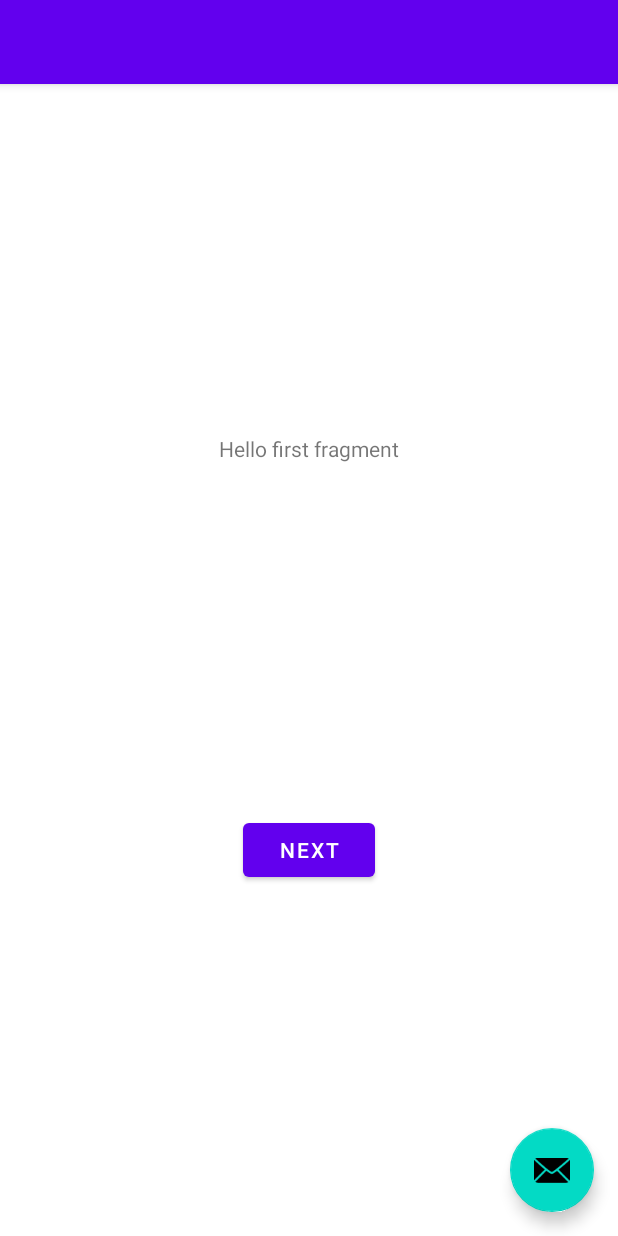
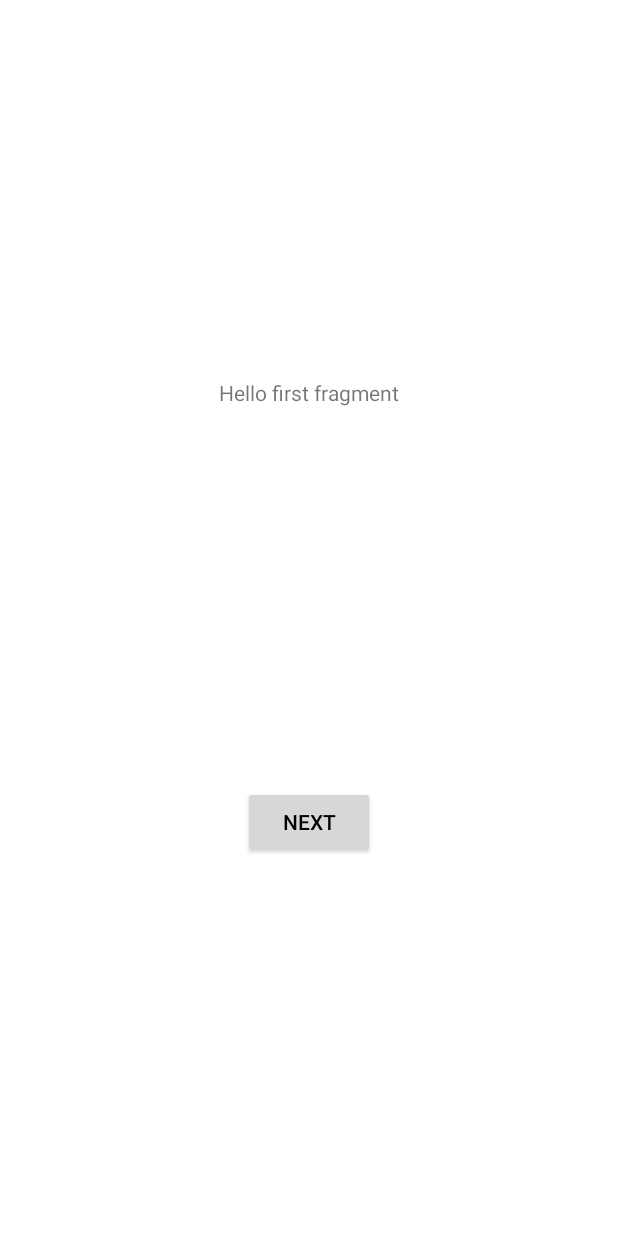
Before and after one commit to Marturelo/android-showcase-mvvm, an Android app: the layout activity_main.xml on its own in the app's theme, with its tools: preview values and no code run, on a phone screen of 412 x 824 dp. Run offline under Robolectric (Android 15) with nearby library versions, the phone set to English and light mode, and no system bars.

Commit message:
migrate to kts

```diff
--- a/app/src/main/res/layout/activity_main.xml
+++ b/app/src/main/res/layout/activity_main.xml
@@ -1,34 +1,10 @@
 <?xml version="1.0" encoding="utf-8"?>
 <androidx.coordinatorlayout.widget.CoordinatorLayout xmlns:android="http://schemas.android.com/apk/res/android"
-    xmlns:app="http://schemas.android.com/apk/res-auto"
     xmlns:tools="http://schemas.android.com/tools"
     android:layout_width="match_parent"
     android:layout_height="match_parent"
     tools:context=".MainActivity">
 
-    <com.google.android.material.appbar.AppBarLayout
-        android:layout_width="match_parent"
-        android:layout_height="wrap_content"
-        android:theme="@style/Theme.GuidelineUnitTestMVVM.AppBarOverlay">
-
-        <androidx.appcompat.widget.Toolbar
-            android:id="@+id/toolbar"
-            android:layout_width="match_parent"
-            android:layout_height="?attr/actionBarSize"
-            android:background="?attr/colorPrimary"
-            app:popupTheme="@style/Theme.GuidelineUnitTestMVVM.PopupOverlay" />
-
-    </com.google.android.material.appbar.AppBarLayout>
-
     <include layout="@layout/content_main" />
 
-    <com.google.android.material.floatingactionbutton.FloatingActionButton
-        android:id="@+id/fab"
-        android:layout_width="wrap_content"
-        android:layout_height="wrap_content"
-        android:layout_gravity="bottom|end"
-        android:layout_marginEnd="@dimen/fab_margin"
-        android:layout_marginBottom="16dp"
-        app:srcCompat="@android:drawable/ic_dialog_email" />
-
 </androidx.coordinatorlayout.widget.CoordinatorLayout>
--- a/app/src/main/res/values-night/themes.xml
+++ /dev/null
@@ -1,16 +0,0 @@
-<resources xmlns:tools="http://schemas.android.com/tools">
-    <!-- Base application theme. -->
-    <style name="Theme.GuidelineUnitTestMVVM" parent="Theme.MaterialComponents.DayNight.DarkActionBar">
-        <!-- Primary brand color. -->
-        <item name="colorPrimary">@color/purple_200</item>
-        <item name="colorPrimaryVariant">@color/purple_700</item>
-        <item name="colorOnPrimary">@color/black</item>
-        <!-- Secondary brand color. -->
-        <item name="colorSecondary">@color/teal_200</item>
-        <item name="colorSecondaryVariant">@color/teal_200</item>
-        <item name="colorOnSecondary">@color/black</item>
-        <!-- Status bar color. -->
-        <item name="android:statusBarColor">?attr/colorPrimaryVariant</item>
-        <!-- Customize your theme here. -->
-    </style>
-</resources>
--- a/app/src/main/res/values/colors.xml
+++ b/app/src/main/res/values/colors.xml
@@ -7,4 +7,5 @@
     <color name="teal_700">#FF018786</color>
     <color name="black">#FF000000</color>
     <color name="white">#FFFFFFFF</color>
+    <color name="layout_background">@color/white</color>
 </resources>
--- /dev/null
+++ b/app/src/main/res/values/styles.xml
@@ -0,0 +1,26 @@
+<?xml version="1.0" encoding="utf-8"?>
+<resources>
+    <style name="AppTheme" parent="Theme.AppCompat.Light.DarkActionBar">
+        <item name="colorPrimary">@color/white</item>
+        <item name="colorAccent">@color/purple_200</item>
+        <item name="android:windowTranslucentStatus">false</item>
+        <item name="android:windowAnimationStyle">@null</item>
+        <item name="android:windowBackground">@color/layout_background</item>
+        <item name="android:windowActivityTransitions">true</item>
+        <item name="android:textColorPrimary">@color/black</item>
+        <item name="android:textColorSecondary">@color/black</item>
+        <item name="android:textColorHint">@color/black</item>
+    </style>
+
+    <style name="AppTheme.NoActionBar" parent="AppTheme">
+        <item name="windowActionBar">false</item>
+        <item name="windowNoTitle">true</item>
+        <item name="android:windowTranslucentStatus">false</item>
+    </style>
+
+    <style name="ButtonAppearance">
+        <item name="android:textSize">18sp</item>
+        <item name="android:gravity">center</item>
+        <item name="android:textAllCaps">true</item>
+    </style>
+</resources>
--- a/app/src/main/res/values/themes.xml
+++ /dev/null
@@ -1,25 +0,0 @@
-<resources xmlns:tools="http://schemas.android.com/tools">
-    <!-- Base application theme. -->
-    <style name="Theme.GuidelineUnitTestMVVM" parent="Theme.MaterialComponents.DayNight.DarkActionBar">
-        <!-- Primary brand color. -->
-        <item name="colorPrimary">@color/purple_500</item>
-        <item name="colorPrimaryVariant">@color/purple_700</item>
-        <item name="colorOnPrimary">@color/white</item>
-        <!-- Secondary brand color. -->
-        <item name="colorSecondary">@color/teal_200</item>
-        <item name="colorSecondaryVariant">@color/teal_700</item>
-        <item name="colorOnSecondary">@color/black</item>
-        <!-- Status bar color. -->
-        <item name="android:statusBarColor">?attr/colorPrimaryVariant</item>
-        <!-- Customize your theme here. -->
-    </style>
-
-    <style name="Theme.GuidelineUnitTestMVVM.NoActionBar">
-        <item name="windowActionBar">false</item>
-        <item name="windowNoTitle">true</item>
-    </style>
-
-    <style name="Theme.GuidelineUnitTestMVVM.AppBarOverlay" parent="ThemeOverlay.AppCompat.Dark.ActionBar" />
-
-    <style name="Theme.GuidelineUnitTestMVVM.PopupOverlay" parent="ThemeOverlay.AppCompat.Light" />
-</resources>
--- a/build.gradle
+++ /dev/null
@@ -1,6 +0,0 @@
-// Top-level build file where you can add configuration options common to all sub-projects/modules.
-plugins {
-    id 'com.android.application' version '7.3.1' apply false
-    id 'com.android.library' version '7.3.1' apply false
-    id 'org.jetbrains.kotlin.android' version '1.7.20' apply false
-}
```
Also changed, not shown: app/build.gradle (deleted, +0 -49 lines), app/build.gradle.kts (added, +73 -0 lines), app/buildTypes.gradle (added, +11 -0 lines), app/src/main/AndroidManifest.xml (+4 -8 lines), app/src/main/java/pe/com/bcp/guidelineunittest/MainActivity.kt (+0 -41 lines), build.gradle.kts (added, +28 -0 lines), settings.gradle (+0 -14 lines), 1 other file.
